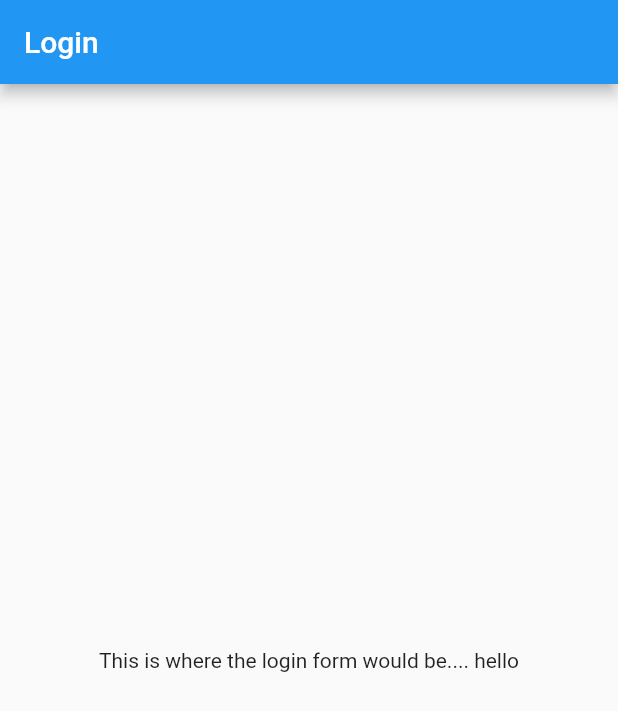
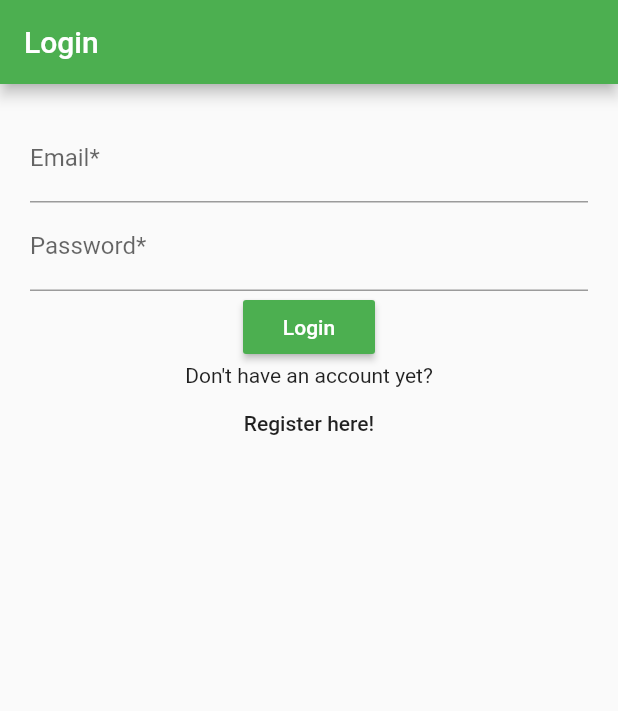
Before and after one commit to assignments-sliit/movie_corns, a Flutter app: the screen it shows after launch, on a phone screen of 412 x 824 dp. Shown: the top 711 px of the screen. Run offline on Flutter 3.47's test engine with Material 2 defaults, Android fonts, the phone set to English and light mode, and no system bars; our stand-ins replace cloud_firestore, firebase_auth; accounts and stored records are empty.

Commit message:
login & register

```diff
--- a/lib/homescreen.dart
+++ /dev/null
@@ -1,20 +0,0 @@
-import 'package:flutter/material.dart';
-
-class HomeScreen extends StatefulWidget{
-  @override
-  _HomeScreenState createState() => new _HomeScreenState();
-}
-
-class _HomeScreenState extends State<HomeScreen>{
-  @override
-  Widget build(BuildContext context){
-    return new Scaffold(
-      appBar: new AppBar(
-        title: new Text('Login'),
-      ),
-      body: new Center(
-        child: new Text('This is where the login form would be.... hello'),
-      ),
-    );
-  }
-}
--- a/lib/main.dart
+++ b/lib/main.dart
@@ -1,51 +1,35 @@
-import 'dart:async';
 import 'package:flutter/material.dart';
-import 'package:movie_corns/homescreen.dart';
-//import homepage darthere
+import 'package:movie_corns/pages/add_review.dart';
+import 'package:movie_corns/pages/home.dart';
+import 'package:movie_corns/pages/login.dart';
+import 'package:movie_corns/pages/movie.dart';
+import 'package:movie_corns/pages/my_reviews.dart';
+import 'package:movie_corns/pages/profile.dart';
+import 'package:movie_corns/pages/register.dart';
+
+import 'pages/splash.dart';
+
+void main() => runApp(MyApp());
 
 
-void main() {
- runApp( new MaterialApp(
-   home: new SplashScreen(),
-   routes: <String, WidgetBuilder>{
-     '/HomeScreen':(BuildContext context) => new HomeScreen()
-   },
- ));
-}
-
-
-class SplashScreen extends StatefulWidget{
+class MyApp extends StatelessWidget {
+// This widget is the root of your application.
   @override
-  _SplashScreenState createState() => new _SplashScreenState();
-}
-
-class _SplashScreenState extends State<SplashScreen>{
-  startTime() async{
-    var _duration = new Duration(seconds: 3);
-    return new Timer(_duration, navigationPage);
-  }
-
-  void navigationPage(){
-    Navigator.of(context).pushReplacementNamed('/HomeScreen');
-  }
-
-  @override
-  void initState(){
-    super.initState();
-    startTime();
-  }
-
-  @override
-  Widget build(BuildContext context){
-    return new Scaffold(
-
-      body: Center(
-        child: Container(
-          child:  Image.asset('images/Logo_Splash.png'),
-        )
+  Widget build(BuildContext context) {
+    return MaterialApp(
+      title: 'Flutter Demo',
+      theme: ThemeData(
+        primarySwatch: Colors.green,
       ),
-
-    );
-
+      home: SplashPage(),
+      routes: <String, WidgetBuilder>{
+        '/home': (BuildContext context) => HomePage(title: 'All Movies'),
+        '/my':(BuildContext context ) => MyReviewsPage(),
+        '/profile':(BuildContext context ) => ProfilePage(),
+        '/movie':(BuildContext context ) => MoviePage(),
+        '/add-review':(BuildContext context ) => AddReviewPage(),
+        '/login': (BuildContext context) => LoginPage(),
+        '/register': (BuildContext context) => RegisterPage(),
+      });
   }
 }
--- /dev/null
+++ b/lib/pages/login.dart
@@ -0,0 +1,109 @@
+import 'package:flutter/material.dart';
+import 'package:firebase_auth/firebase_auth.dart';
+import 'package:cloud_firestore/cloud_firestore.dart';
+import 'package:movie_corns/pages/home.dart';
+
+class LoginPage extends StatefulWidget {
+  LoginPage({Key key}) : super(key: key);
+
+  @override
+  _LoginPageState createState() => _LoginPageState();
+}
+
+class _LoginPageState extends State<LoginPage> {
+  final GlobalKey<FormState> _loginFormKey = GlobalKey<FormState>();
+  TextEditingController emailInputController;
+  TextEditingController pwdInputController;
+
+  @override
+  initState() {
+    emailInputController = new TextEditingController();
+    pwdInputController = new TextEditingController();
+    super.initState();
+  }
+
+  String emailValidator(String value) {
+    Pattern pattern =
+        r'^(([^<>()[\]\\.,;:\s@\"]+(\.[^<>()[\]\\.,;:\s@\"]+)*)|(\".+\"))@((\[[0-9]{1,3}\.[0-9]{1,3}\.[0-9]{1,3}\.[0-9]{1,3}\])|(([a-zA-Z\-0-9]+\.)+[a-zA-Z]{2,}))$';
+    RegExp regex = new RegExp(pattern);
+    if (!regex.hasMatch(value)) {
+      return 'Email format is invalid';
+    } else {
+      return null;
+    }
+  }
+
+  String pwdValidator(String value) {
+    if (value.length < 8) {
+      return 'Password must be longer than 8 characters';
+    } else {
+      return null;
+    }
+  }
+
+  @override
+  Widget build(BuildContext context) {
+    return Scaffold(
+        appBar: AppBar(
+          title: Text("Login"),
+        ),
+        body: Container(
+            padding: const EdgeInsets.all(20.0),
+            child: SingleChildScrollView(
+                child: Form(
+              key: _loginFormKey,
+              child: Column(
+                children: <Widget>[
+                  TextFormField(
+                    decoration: InputDecoration(
+                        labelText: 'Email*', hintText: "john.doe@gmail.com"),
+                    controller: emailInputController,
+                    keyboardType: TextInputType.emailAddress,
+                    validator: emailValidator,
+                  ),
+                  TextFormField(
+                    decoration: InputDecoration(
+                        labelText: 'Password*', hintText: "********"),
+                    controller: pwdInputController,
+                    obscureText: true,
+                    validator: pwdValidator,
+                  ),
+                  RaisedButton(
+                    child: Text("Login"),
+                    color: Theme.of(context).primaryColor,
+                    textColor: Colors.white,
+                    onPressed: () {
+                      if (_loginFormKey.currentState.validate()) {
+                        FirebaseAuth.instance
+                            .signInWithEmailAndPassword(
+                                email: emailInputController.text,
+                                password: pwdInputController.text)
+                            .then((currentUser) => Firestore.instance
+                                .collection("users")
+                                .document(currentUser.uid)
+                                .get()
+                                .then((DocumentSnapshot result) =>
+                                    Navigator.pushReplacement(
+                                        context,
+                                        MaterialPageRoute(
+                                            builder: (context) => HomePage(
+                                                  title: 'All Movies',
+                                                  uid: currentUser.uid,
+                                                ))))
+                                .catchError((err) => print(err)))
+                            .catchError((err) => print(err));
+                      }
+                    },
+                  ),
+                  Text("Don't have an account yet?"),
+                  FlatButton(
+                    child: Text("Register here!"),
+                    onPressed: () {
+                      Navigator.pushNamed(context, "/register");
+                    },
+                  )
+                ],
+              ),
+            ))));
+  }
+}
```
Also changed, not shown: lib/pages/add_review.dart (added, +18 -0 lines), lib/pages/home.dart (added, +27 -0 lines), lib/pages/movie.dart (added, +18 -0 lines), lib/pages/my_reviews.dart (added, +17 -0 lines), lib/pages/profile.dart (added, +17 -0 lines), lib/pages/register.dart (added, +177 -0 lines), lib/pages/splash.dart (added, +53 -0 lines), lib/ui_components/customCard.dart (added, +47 -0 lines), pubspec.yaml (+8 -1 lines), images/app_icon.png (added), pubspec.lock, 36 other files.
